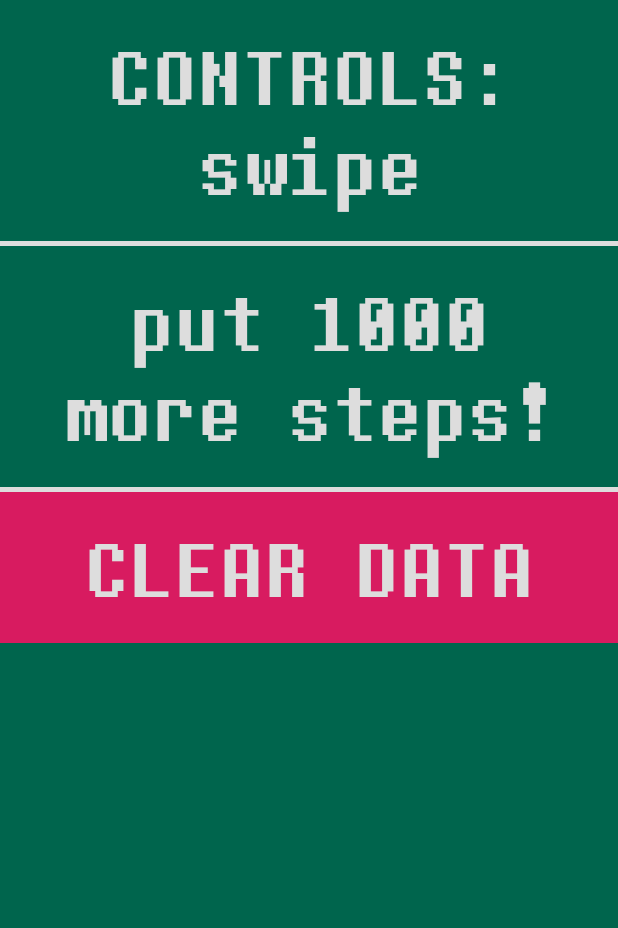
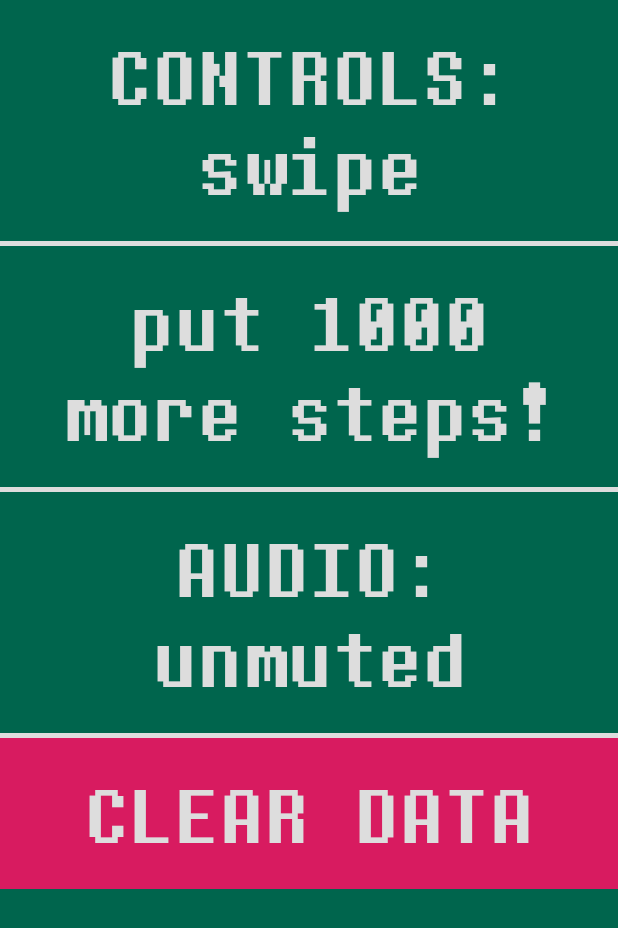
Before and after one commit to StevenBrons/sokoban, an Android app: the Settings screen opened directly, with no data from a screen before it, on a phone screen of 412 x 824 dp. Shown: the top 928 px of the screen. Run offline under Robolectric (Android 15) with nearby library versions, the phone set to English and light mode, and no system bars.

```diff
--- a/sokoban_app/app/src/main/AndroidManifest.xml
+++ b/sokoban_app/app/src/main/AndroidManifest.xml
@@ -12,6 +12,7 @@
         <activity android:name=".Statistics"
             android:theme="@style/Theme.AppCompat.Light.NoActionBar.FullScreen"></activity>
         <activity android:name=".Settings"
+            android:theme="@style/Theme.AppCompat.Light.NoActionBar.FullScreen"
             />
         <activity android:name=".LevelSelect" />
         <activity android:name=".GameActivity"
--- a/sokoban_app/app/src/main/java/com/debernardi/sokoban/WinLose.java
+++ b/sokoban_app/app/src/main/java/com/debernardi/sokoban/WinLose.java
@@ -151,7 +151,9 @@ public class WinLose  extends AppCompatActivity {
 	@Override
 	protected void onStart() {
 		super.onStart();
-		audioVictory = MediaPlayer.create(this,R.raw.solved);
-		audioVictory.start();
+		if(!getSharedPreferences("audioprefs", MODE_PRIVATE).contains("muted")) {
+			audioVictory = MediaPlayer.create(this, R.raw.solved);
+			audioVictory.start();
+		}
 	}
 }
--- a/sokoban_app/app/src/main/res/layout/activity_settings.xml
+++ b/sokoban_app/app/src/main/res/layout/activity_settings.xml
@@ -38,6 +38,19 @@
             android:background="@color/colorPrimaryDark"
             android:text="put 1000 more steps to unlock"
             android:onClick="onClickDonutMode"/>
+        <TextView
+            android:gravity="center"
+            android:id="@+id/audio"
+            android:layout_width="match_parent"
+            android:layout_height="wrap_content"
+            android:padding="20dp"
+            android:textSize="50sp"
+            android:layout_marginTop="3dp"
+            android:fontFamily="@font/dtm_mono"
+            android:textColor="@color/levelSelectBackgroundEven"
+            android:background="@color/colorPrimaryDark"
+            android:text="AUDIO: unmuted"
+            android:onClick="onClickMute"/>
 
         <TextView
             android:layout_marginTop="3dp"
```
Also changed, not shown: sokoban_app/app/src/main/java/com/debernardi/sokoban/GameActivity.java (+7 -4 lines), sokoban_app/app/src/main/java/com/debernardi/sokoban/Settings.java (+15 -1 lines).
